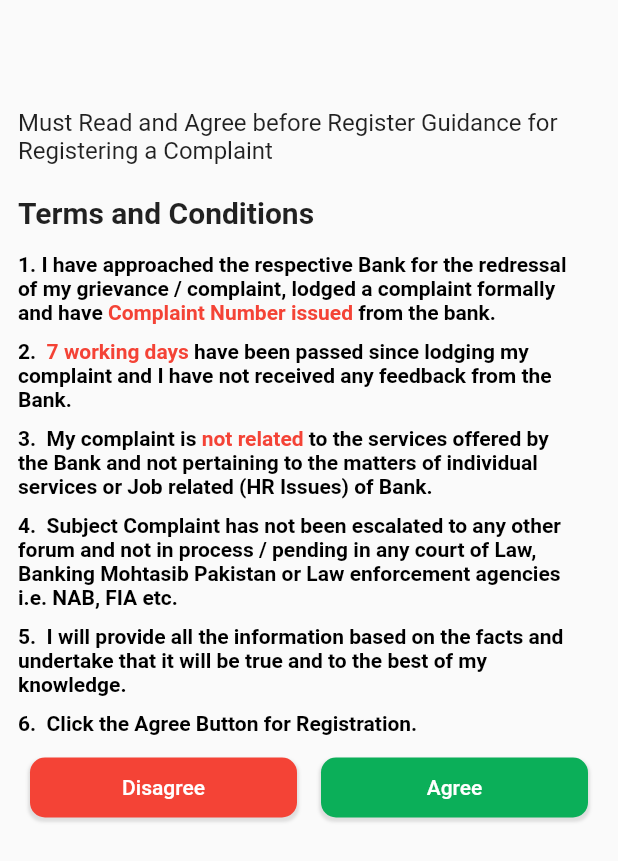
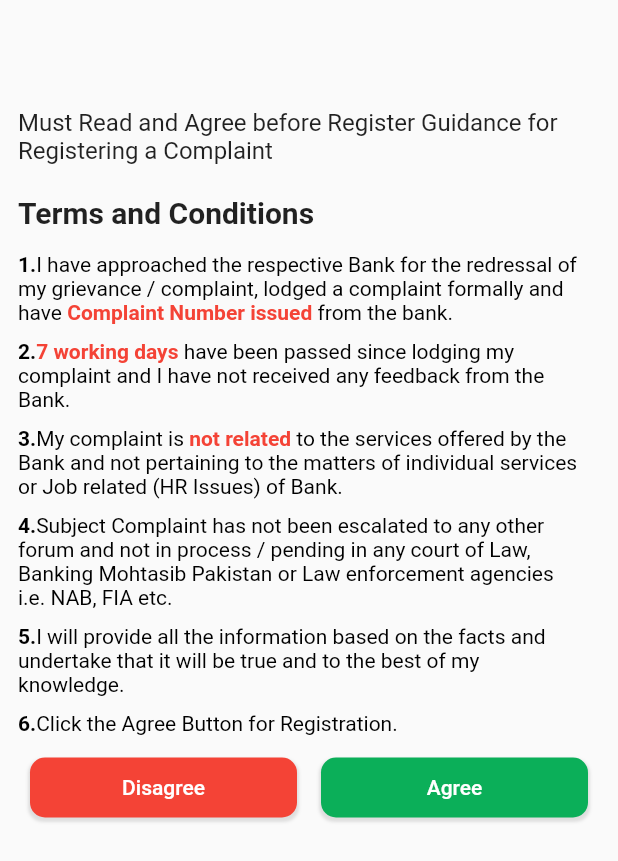
Before and after one commit to Visiomate/SBPComplaintApp, a Flutter app: the TermsAndCondition screen opened directly, on a phone screen of 412 x 824 dp. Shown: the top 861 px of the screen. Run offline on Flutter 3.47's test engine with Material 2 defaults, Android fonts, the phone set to English and light mode, and no system bars; our stand-ins replace badges, dio, easy_localization, email_validator, font_awesome_flutter, otp_text_field and 1 more; accounts and stored records are empty.

Commit message:
complain image setting

```diff
--- a/lib/pages/first_home_page.dart
+++ b/lib/pages/first_home_page.dart
@@ -131,7 +131,7 @@ class HomeBody extends StatelessWidget {
                       ),
                       Container(
                         height: 100,
-                        width: 120,
+                        width: 90,
                         decoration: BoxDecoration(
                           image: DecorationImage(
                               image: AssetImage("assets/comp3.png"),
@@ -427,7 +427,7 @@ class HomeBody extends StatelessWidget {
                 height: 95,
                 // color: Colors.blue,
                 decoration: BoxDecoration(
-                  color: Color.fromRGBO(106, 166, 220, 1),
+                  color: Colors.red[800],
                   borderRadius: BorderRadius.only(
                     bottomRight: Radius.circular(5),
                     bottomLeft: Radius.circular(5),
--- a/lib/pages/termsAndCondition.dart
+++ b/lib/pages/termsAndCondition.dart
@@ -49,11 +49,13 @@ class Terms extends StatelessWidget {
               children: [
                 RichText(
                   text: TextSpan(
-                    text: '1. ',
-                    style: TextStyle(
-                        fontWeight: FontWeight.bold, color: Colors.black),
                     /*defining default style is optional */
                     children: <TextSpan>[
+                      TextSpan(
+                          text: '1.',
+                          style: TextStyle(
+                              fontWeight: FontWeight.bold,
+                              color: Colors.black)),
                       TextSpan(
                           text:
                               'I have approached the respective Bank for the redressal of my grievance / complaint, lodged a complaint formally and have',
@@ -88,11 +90,13 @@ class Terms extends StatelessWidget {
               children: [
                 RichText(
                   text: TextSpan(
-                    text: '2.  ',
-                    style: TextStyle(
-                        fontWeight: FontWeight.bold, color: Colors.black),
                     /*defining default style is optional */
                     children: <TextSpan>[
+                      TextSpan(
+                          text: '2.',
+                          style: TextStyle(
+                              fontWeight: FontWeight.bold,
+                              color: Colors.black)),
                       TextSpan(
                           text: '7 working days',
                           style: TextStyle(
@@ -114,11 +118,13 @@ class Terms extends StatelessWidget {
               children: [
                 RichText(
                   text: TextSpan(
-                    text: '3.  ',
-                    style: TextStyle(
-                        fontWeight: FontWeight.bold, color: Colors.black),
                     /*defining default style is optional */
                     children: <TextSpan>[
+                      TextSpan(
+                          text: '3.',
+                          style: TextStyle(
+                              fontWeight: FontWeight.bold,
+                              color: Colors.black)),
                       TextSpan(
                           text: 'My complaint is',
                           style: TextStyle(color: Colors.black)),
@@ -144,11 +150,13 @@ class Terms extends StatelessWidget {
               children: [
                 RichText(
                   text: TextSpan(
-                    text: '4.  ',
-                    style: TextStyle(
-                        fontWeight: FontWeight.bold, color: Colors.black),
                     /*defining default style is optional */
                     children: <TextSpan>[
+                      TextSpan(
+                          text: '4.',
+                          style: TextStyle(
+                              fontWeight: FontWeight.bold,
+                              color: Colors.black)),
                       TextSpan(
                           text:
                               'Subject Complaint has not been escalated to any other forum and not in process / pending in any court of Law, Banking Mohtasib Pakistan or Law enforcement agencies i.e. NAB, FIA etc.',
@@ -165,11 +173,13 @@ class Terms extends StatelessWidget {
               children: [
                 RichText(
                   text: TextSpan(
-                    text: '5.  ',
-                    style: TextStyle(
-                        fontWeight: FontWeight.bold, color: Colors.black),
                     /*defining default style is optional */
                     children: <TextSpan>[
+                      TextSpan(
+                          text: '5.',
+                          style: TextStyle(
+                              fontWeight: FontWeight.bold,
+                              color: Colors.black)),
                       TextSpan(
                           text:
                               'I will provide all the information based on the facts and undertake that it will be true and to the best of my knowledge.',
@@ -186,11 +196,13 @@ class Terms extends StatelessWidget {
               children: [
                 RichText(
                   text: TextSpan(
-                    text: '6.  ',
-                    style: TextStyle(
-                        fontWeight: FontWeight.bold, color: Colors.black),
                     /*defining default style is optional */
                     children: <TextSpan>[
+                      TextSpan(
+                          text: '6.',
+                          style: TextStyle(
+                              fontWeight: FontWeight.bold,
+                              color: Colors.black)),
                       TextSpan(
                           text: 'Click the Agree Button for Registration.',
                           style: TextStyle(color: Colors.black)),
```
